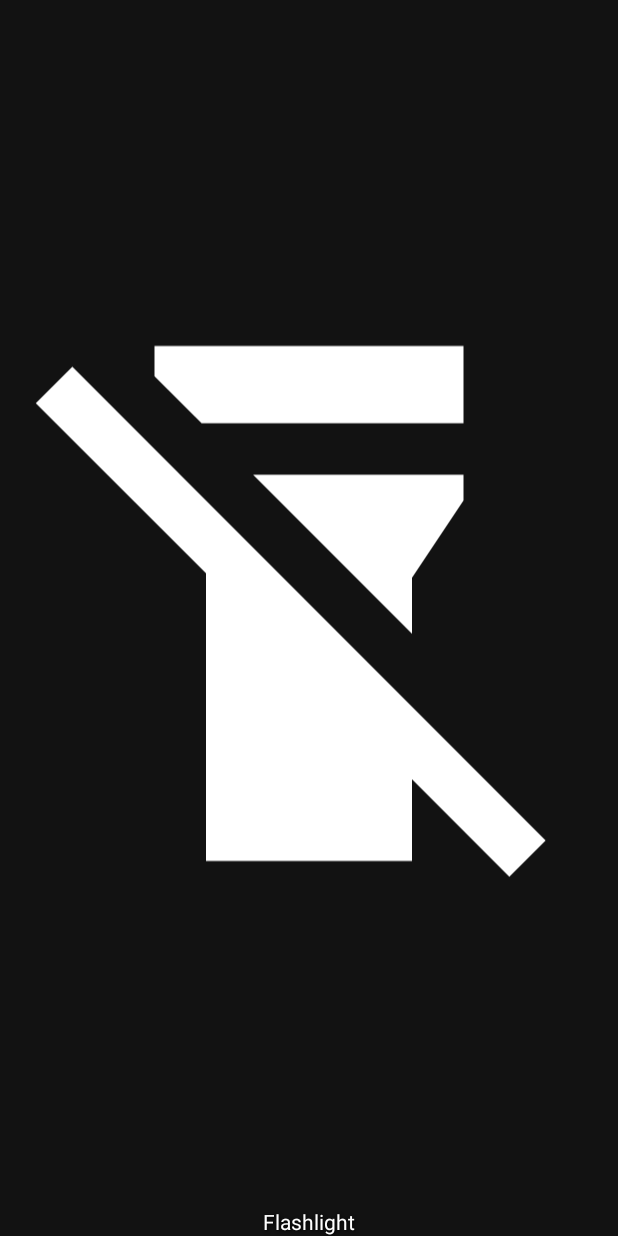
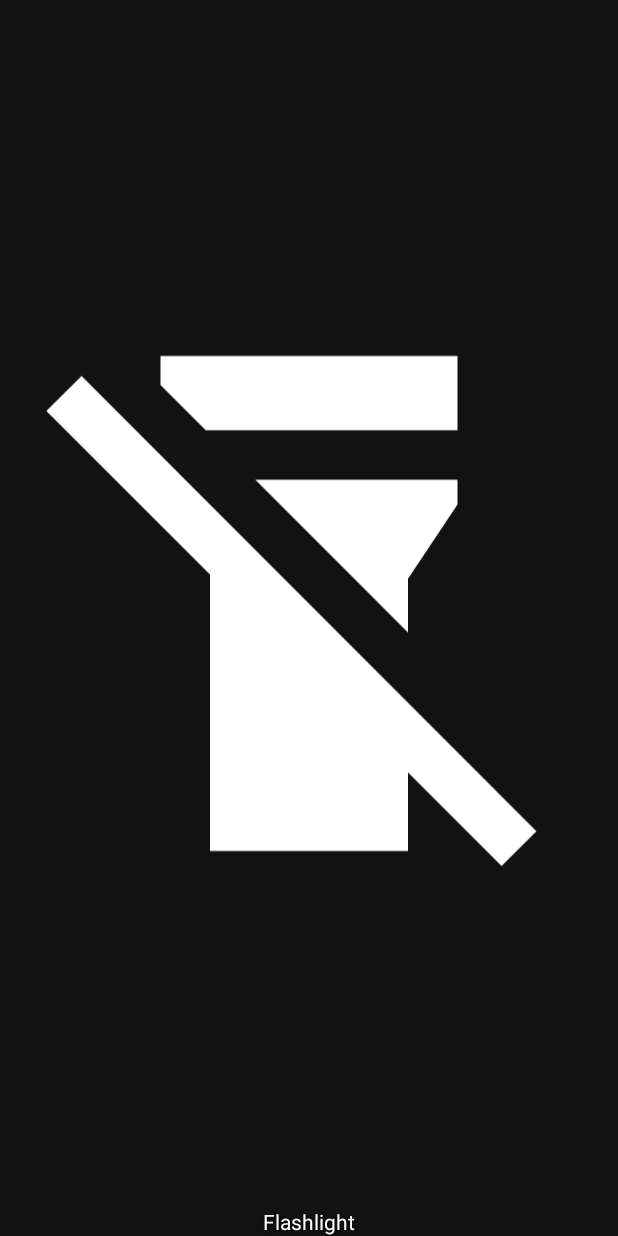
Before and after one commit to zacharee/SamsungFlashlight, an Android app built with Jetpack Compose: the layout toggle_widget_item.xml on its own in the app's theme, with its tools: preview values and no code run, on a phone screen of 412 x 824 dp. Run offline under Robolectric (Android 15) with nearby library versions, the phone set to English and light mode, and no system bars.

Commit message:
Add widget icon padding

```diff
--- a/app/src/main/java/dev/zwander/samsungflashlight/widget/ToggleWidgetViewFactory.kt
+++ b/app/src/main/java/dev/zwander/samsungflashlight/widget/ToggleWidgetViewFactory.kt
@@ -20,8 +20,8 @@ class ToggleWidgetViewFactory(private val context: Context) : RemoteViewsFactory
 
     private var flashlightOn = false
         set(value) {
+            field = value
             ToggleWidget.sendUpdate(context)
-            field = value
         }
 
     private val listener = object : TorchCallback() {
@@ -72,7 +72,5 @@ class ToggleWidgetViewFactory(private val context: Context) : RemoteViewsFactory
         camera.unregisterTorchCallback(listener)
     }
 
-    override fun onDataSetChanged() {
-
-    }
+    override fun onDataSetChanged() {}
 }
--- a/app/src/main/res/layout/toggle_widget_item.xml
+++ b/app/src/main/res/layout/toggle_widget_item.xml
@@ -17,6 +17,7 @@
             android:layout_height="0dp"
             android:layout_weight="1"
             android:src="@drawable/baseline_flashlight_off_24"
+            android:padding="8dp"
             android:contentDescription="@string/flashlight"
             />
 
```
